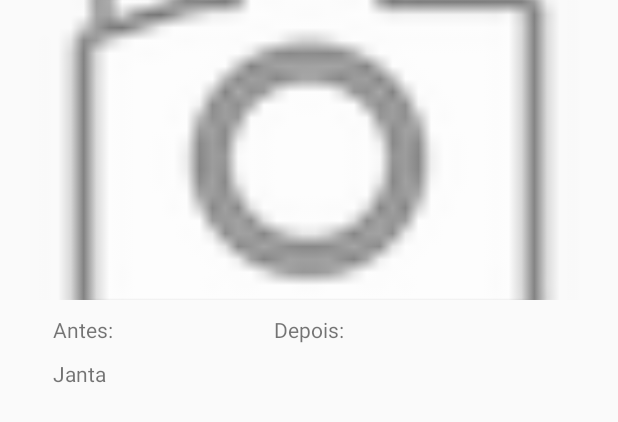
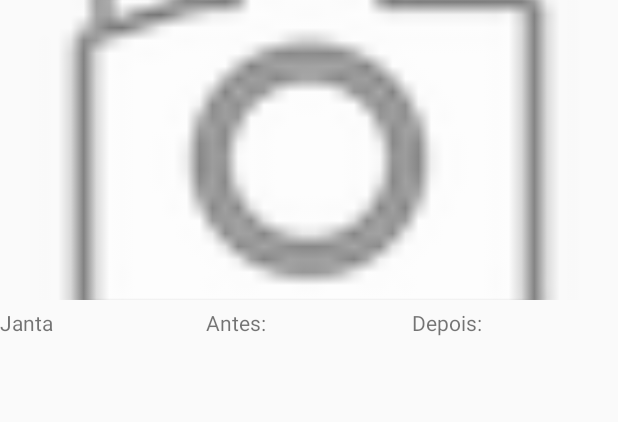
Before and after one commit to renatorosseti/diabetesControl, an Android app: the layout meal_item.xml on its own in the app's theme, with its tools: preview values and no code run, on a phone screen of 412 x 824 dp. Shown: the top 422 px of the screen. Run offline under Robolectric (Android 15) with nearby library versions, the phone set to English and light mode, and no system bars.

Commit message:
Refactor meal presenter.

```diff
--- a/app/src/main/java/com/diabetes/instameal/Helper/CapturedHelper.java
+++ b/app/src/main/java/com/diabetes/instameal/Helper/CapturedHelper.java
@@ -3,13 +3,12 @@ package com.diabetes.instameal.Helper;
 
 import android.content.Context;
 import android.os.Environment;
-import android.util.Log;
 
 public class CapturedHelper {
 
     public static String getPath(Context context, String imageName) {
-        String path = Environment.getExternalStorageDirectory().toString()+"/Android/data/"+context.getPackageName()+"/files/"+imageName;
-        Log.d("Files", "Path: " + path);
+        String path = new StringBuilder(Environment.getExternalStorageDirectory().toString()).append("/Android/data/").append(context.getPackageName()).append("/files/").append(imageName).toString();
+//        Log.d("Files", "Path: " + path);
         return path;
     }
 }
--- a/app/src/main/java/com/diabetes/instameal/main/MainPresenter.java
+++ b/app/src/main/java/com/diabetes/instameal/main/MainPresenter.java
@@ -30,7 +30,7 @@ public class MainPresenter extends Presenter<MainView> implements OnMealServiceP
     @Override
     protected void onDestroy() {
         mealService.destroy();
-        this.view = null;
+        view = null;
     }
 
     @Override
--- a/app/src/main/res/layout/meal_item.xml
+++ b/app/src/main/res/layout/meal_item.xml
@@ -11,36 +11,49 @@
         app:srcCompat="@android:drawable/ic_menu_camera"
         android:id="@+id/mealView"/>
 
+    <LinearLayout
+        android:layout_width="match_parent"
+        android:layout_height="30dp"
+        android:orientation="horizontal">
         <RelativeLayout
-        android:layout_width="match_parent"
-        android:layout_height="71dp">
-
+            android:layout_width="0dp"
+            android:layout_height="match_parent"
+            android:layout_weight="1">
+            <TextView
+                android:id="@+id/mealType"
+                android:layout_width="wrap_content"
+                android:layout_height="wrap_content"
+                android:layout_marginTop="5dp"
+                android:text="Janta" />
+        </RelativeLayout>
+        <RelativeLayout
+            android:layout_width="0dp"
+            android:layout_height="match_parent"
+            android:layout_weight="1">
             <TextView
                 android:id="@+id/preGlycemiaText"
                 android:layout_width="wrap_content"
                 android:layout_height="wrap_content"
-            android:layout_alignParentStart="true"
-            android:layout_alignParentTop="true"
-            android:layout_marginStart="35dp"
-            android:layout_marginTop="10dp"
+                android:layout_marginTop="5dp"
                 android:text="@string/before" />
 
-        <TextView
-            android:id="@+id/mealType"
-            android:layout_width="wrap_content"
-            android:layout_height="wrap_content"
-            android:layout_alignStart="@+id/preGlycemiaText"
-            android:layout_below="@+id/preGlycemiaText"
-            android:layout_marginTop="10dp"
-            android:text="Janta" />
-
+        </RelativeLayout>
+        <RelativeLayout
+            android:layout_width="0dp"
+            android:layout_height="match_parent"
+            android:layout_weight="1">
             <TextView
                 android:id="@+id/posGlycemiaText"
                 android:layout_width="wrap_content"
                 android:layout_height="wrap_content"
-            android:layout_above="@+id/mealType"
-            android:layout_centerHorizontal="true"
+                android:layout_marginTop="5dp"
                 android:text="@string/after" />
 
         </RelativeLayout>
+
+
+
+
+
     </LinearLayout>
+</LinearLayout>
```
Also changed, not shown: app/src/main/java/com/diabetes/instameal/meal/MealActivity.java (+10 -15 lines), app/src/main/java/com/diabetes/instameal/meal/MealPresenter.java (+8 -5 lines), app/src/main/java/com/diabetes/instameal/meal/MealView.java (+3 -4 lines). Lines whose indentation alone changed are shown as unchanged.
